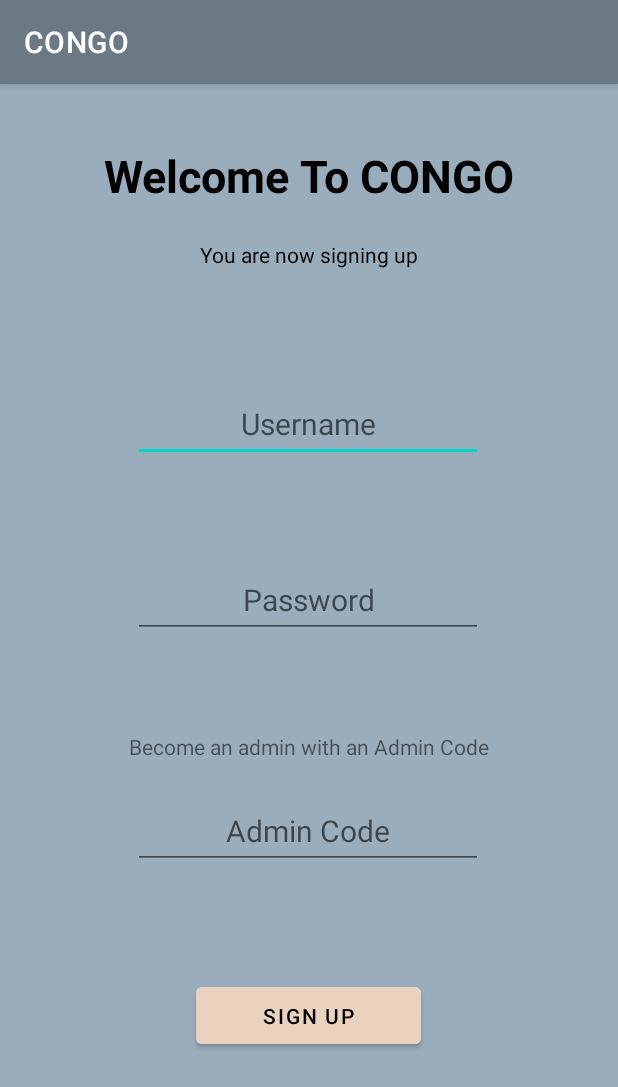
After one commit to Jor-Moreno/Project2, an Android app: the SignupActivity screen opened directly, with no data from a screen before it, on a phone screen of 412 x 824 dp. The commit adds this screen. Shown: the top 1087 px of the screen. Run offline under Robolectric (Android 15) with nearby library versions, the phone set to English and light mode, and no system bars; our stand-ins replace Room's generated code.

Commit message:
Signup now works

```diff
--- a/app/src/main/AndroidManifest.xml
+++ b/app/src/main/AndroidManifest.xml
@@ -12,8 +12,11 @@
         android:theme="@style/Theme.Project2"
         tools:targetApi="31">
         <activity
+            android:name=".SignupActivity"
+            android:exported="false" />
+        <activity
             android:name=".LoginActivity"
-            android:exported="false"/>
+            android:exported="false" />
         <activity
             android:name=".SearchActivity"
             android:exported="false" />
@@ -25,6 +28,7 @@
             android:exported="true">
             <intent-filter>
                 <action android:name="android.intent.action.MAIN" />
+
                 <category android:name="android.intent.category.LAUNCHER" />
             </intent-filter>
         </activity>
--- a/app/src/main/java/com/jmoreno/project2/LandingPageActivity.java
+++ b/app/src/main/java/com/jmoreno/project2/LandingPageActivity.java
@@ -34,6 +34,7 @@ public class LandingPageActivity extends AppCompatActivity {
 
     Button mAddRemoveButton;
     Button mSignOutButton;
+    Button mNewOrderButton;
 
     TextView mWelcome;
     TextView mInfoText;
@@ -56,10 +57,11 @@ public class LandingPageActivity extends AppCompatActivity {
         mAddRemoveButton = findViewById(R.id.add_remove_button);
         mInfoText = bindingLanding.infoTextView;
         mSignOutButton = bindingLanding.logoutButton;
+        mNewOrderButton = bindingLanding.newOrdersButton;
 
 
         getDatabase();
-        checkForUser();
+//        checkForUser();
         addUserToPref(mUserId);
         loginUser(mUserId);
 
@@ -79,6 +81,15 @@ public class LandingPageActivity extends AppCompatActivity {
             @Override
             public void onClick(View view) {
                 logoutUser();
+            }
+        });
+
+        mNewOrderButton.setOnClickListener(new View.OnClickListener() {
+            @Override
+            public void onClick(View view) {
+                Intent intent = new Intent(SearchActivity.intentFactory(getApplicationContext(), mUserId));
+                startActivity(intent);
+                finish();
             }
         });
 
--- a/app/src/main/java/com/jmoreno/project2/LoginActivity.java
+++ b/app/src/main/java/com/jmoreno/project2/LoginActivity.java
@@ -59,7 +59,7 @@ public class LoginActivity extends AppCompatActivity {
 
     }
 
-    public static Intent getIntent(Context packageContext){
+    public static Intent intentFactory(Context packageContext){
         Intent intent = new Intent(packageContext, LoginActivity.class);
         return intent;
     }
@@ -80,6 +80,7 @@ public class LoginActivity extends AppCompatActivity {
                     } else {
                         Intent intent = LandingPageActivity.intentFactory(getApplicationContext(), mUser.getUserid());
                         startActivity(intent);
+                        finish();
                     }
                 }
             }
--- a/app/src/main/java/com/jmoreno/project2/MainActivity.java
+++ b/app/src/main/java/com/jmoreno/project2/MainActivity.java
@@ -29,13 +29,23 @@ public class MainActivity extends AppCompatActivity {
         setContentView(view);
 
         loginButton = binding.loginButton;
+        signupButton = binding.signupButton;
 
 
 
         loginButton.setOnClickListener(new View.OnClickListener() {
             @Override
             public void onClick(View view) {
-                Intent intent = LoginActivity.getIntent(getApplicationContext());
+                Intent intent = LoginActivity.intentFactory(getApplicationContext());
+                startActivity(intent);
+                finish();
+            }
+        });
+
+        signupButton.setOnClickListener(new View.OnClickListener() {
+            @Override
+            public void onClick(View view) {
+                Intent intent = SignupActivity.intentFactory(getApplicationContext());
                 startActivity(intent);
                 finish();
             }
--- a/app/src/main/java/com/jmoreno/project2/SearchActivity.java
+++ b/app/src/main/java/com/jmoreno/project2/SearchActivity.java
@@ -2,13 +2,26 @@ package com.jmoreno.project2;
 
 import androidx.appcompat.app.AppCompatActivity;
 
+import android.content.Context;
+import android.content.Intent;
 import android.os.Bundle;
 
 public class SearchActivity extends AppCompatActivity {
+
+    private static final String USER_ID_KEY = "com.jmoreno.project2.userIdKey";
+    private static final String PREFERENCE_KEY = "com.jmoreno.project2.PREFERENCES_KEY";
+
 
     @Override
     protected void onCreate(Bundle savedInstanceState) {
         super.onCreate(savedInstanceState);
         setContentView(R.layout.activity_search);
     }
+
+    public static Intent intentFactory(Context context, int userId){
+        Intent intent = new Intent(context, SearchActivity.class);
+        intent.putExtra(USER_ID_KEY, userId);
+        return intent;
+    }
+
 }
--- /dev/null
+++ b/app/src/main/java/com/jmoreno/project2/SignupActivity.java
@@ -0,0 +1,114 @@
+package com.jmoreno.project2;
+
+import androidx.appcompat.app.AppCompatActivity;
+import androidx.room.Room;
+
+import android.content.Context;
+import android.content.Intent;
+import android.content.SharedPreferences;
+import android.os.Bundle;
+import android.view.View;
+import android.widget.Button;
+import android.widget.EditText;
+import android.widget.Toast;
+
+import com.google.android.material.tabs.TabLayout;
+import com.jmoreno.project2.databinding.ActivityMainBinding;
+import com.jmoreno.project2.databinding.ActivitySignupBinding;
+import com.jmoreno.project2.db.AppDataBase;
+import com.jmoreno.project2.db.CongoDAO;
+
+public class SignupActivity extends AppCompatActivity {
+
+    ActivitySignupBinding binding;
+
+    private EditText mUsername;
+    private EditText mPassword;
+    private EditText mAdminCode;
+
+    private String mUsernameStr;
+    private String mPasswordStr;
+    private String mAdminCodeStr;
+
+    private CongoDAO mCongoDAO;
+
+    private User mUser;
+    private int mUserId = -1;
+
+    private Button mSignupButton;
+
+    @Override
+    protected void onCreate(Bundle savedInstanceState) {
+        super.onCreate(savedInstanceState);
+        setContentView(R.layout.activity_signup);
+
+        binding = ActivitySignupBinding.inflate(getLayoutInflater());
+        View view = binding.getRoot();
+        setContentView(view);
+
+        mUsername = binding.usernameInput2;
+        mPassword = binding.passwordInput2;
+        mAdminCode = binding.adminInput2;
+        mSignupButton = binding.signupButton2;
+
+        getValuesFromDisplay();
+        getDatabase();
+
+        mSignupButton.setOnClickListener(new View.OnClickListener() {
+            @Override
+            public void onClick(View view) {
+                getValuesFromDisplay();
+                if(checkForUserInDatabase()){
+                    createUser();
+                    Toast.makeText(SignupActivity.this, "Created User", Toast.LENGTH_SHORT).show();
+                    Intent intent = LoginActivity.intentFactory(getApplicationContext());
+                    startActivity(intent);
+                    finish();
+                }
+            }
+        });
+
+    }
+
+    private void createUser() {
+        if(!checkForUserInDatabase()){
+            Toast.makeText(this, "Already a user, Try different Password", Toast.LENGTH_SHORT).show();
+            return;
+        }
+        int clearance = 0;
+        if(mAdminCodeStr.equals("123") || mAdminCodeStr.equals("admin") || mAdminCodeStr.equals("secret") || mAdminCodeStr.equals("android")){
+            clearance = 1;
+        }
+        User newUser = new User(mUsernameStr, mPasswordStr, clearance);
+        mCongoDAO.insert(newUser);
+        mUser = newUser;
+    }
+
+    public static Intent intentFactory(Context packageContext){
+        Intent intent = new Intent(packageContext, SignupActivity.class);
+        return intent;
+    }
+
+    private void getValuesFromDisplay(){
+        mUsernameStr = mUsername.getText().toString();
+        mPasswordStr = mPassword.getText().toString();
+        mAdminCodeStr = mAdminCode.getText().toString();
+    }
+
+    private void getDatabase(){
+        mCongoDAO = Room.databaseBuilder(this, AppDataBase.class, AppDataBase.DATABASE_NAME)
+                .allowMainThreadQueries()
+                .build().getCongoDAO();
+    }
+
+    private boolean checkForUserInDatabase(){
+        mUser = mCongoDAO.getUserByUsername(mUsernameStr);
+        if(mUser == null){
+            Toast.makeText(this, "Creating Account" + mUsernameStr, Toast.LENGTH_SHORT).show();
+            return true;
+        }
+        Toast.makeText(this, "Already a User", Toast.LENGTH_SHORT).show();
+        return false;
+    }
+
+}
--- /dev/null
+++ b/app/src/main/res/layout/activity_signup.xml
@@ -0,0 +1,113 @@
+<?xml version="1.0" encoding="utf-8"?>
+<androidx.constraintlayout.widget.ConstraintLayout xmlns:android="http://schemas.android.com/apk/res/android"
+    xmlns:app="http://schemas.android.com/apk/res-auto"
+    xmlns:tools="http://schemas.android.com/tools"
+    android:layout_width="match_parent"
+    android:layout_height="match_parent"
+    android:background="@color/blue"
+    tools:context=".SignupActivity">
+
+    <TextView
+        android:id="@+id/textView"
+        android:layout_width="wrap_content"
+        android:layout_height="wrap_content"
+        android:text="@string/welcome_to_congoText"
+        android:textSize="30dp"
+        android:textStyle="bold"
+        android:textColor="@color/black"
+        app:layout_constraintBottom_toBottomOf="parent"
+        app:layout_constraintEnd_toEndOf="parent"
+        app:layout_constraintHorizontal_bias="0.498"
+        app:layout_constraintStart_toStartOf="parent"
+        app:layout_constraintTop_toTopOf="parent"
+        app:layout_constraintVertical_bias="0.056" />
+
+    <TextView
+        android:id="@+id/textView5"
+        android:layout_width="wrap_content"
+        android:layout_height="wrap_content"
+        android:text="You are now signing up"
+        android:textColor="@color/black"
+        app:layout_constraintBottom_toBottomOf="parent"
+        app:layout_constraintEnd_toEndOf="parent"
+        app:layout_constraintStart_toStartOf="parent"
+        app:layout_constraintTop_toTopOf="parent"
+        app:layout_constraintVertical_bias="0.139" />
+
+    <EditText
+        android:id="@+id/username_input2"
+        android:layout_width="wrap_content"
+        android:layout_height="50dp"
+        android:ems="10"
+        android:gravity="center"
+        android:hint="@string/username_input"
+        android:textColorHighlight="#F8F5F5"
+        android:textColorLink="#FFFFFF"
+        android:textSize="20sp"
+        app:layout_constraintBottom_toBottomOf="parent"
+        app:layout_constraintEnd_toEndOf="parent"
+        app:layout_constraintHorizontal_bias="0.497"
+        app:layout_constraintStart_toStartOf="parent"
+        app:layout_constraintTop_toTopOf="parent"
+        app:layout_constraintVertical_bias="0.281" />
+
+    <EditText
+        android:id="@+id/password_input2"
+        android:layout_width="wrap_content"
+        android:layout_height="50dp"
+        android:ems="10"
+        android:gravity="center"
+        android:hint="@string/password_input"
+        android:textColorHighlight="#F8F5F5"
+        android:textColorLink="#FFFFFF"
+        android:textSize="20sp"
+        app:layout_constraintBottom_toBottomOf="parent"
+        app:layout_constraintEnd_toEndOf="parent"
+        app:layout_constraintHorizontal_bias="0.497"
+        app:layout_constraintStart_toStartOf="parent"
+        app:layout_constraintTop_toBottomOf="@+id/username_input2"
+        app:layout_constraintVertical_bias="0.145" />
+
+    <EditText
+        android:id="@+id/admin_input2"
+        android:layout_width="wrap_content"
+        android:layout_height="50dp"
+        android:ems="10"
+        android:gravity="center"
+        android:hint="Admin Code"
+        android:textColorHighlight="#F8F5F5"
+        android:textColorLink="#FFFFFF"
+        android:textSize="20sp"
+        app:layout_constraintBottom_toBottomOf="parent"
+        app:layout_constraintEnd_toEndOf="parent"
+        app:layout_constraintHorizontal_bias="0.497"
+        app:layout_constraintStart_toStartOf="parent"
+        app:layout_constraintTop_toTopOf="parent"
+        app:layout_constraintVertical_bias="0.659" />
+
+    <TextView
+        android:id="@+id/textView9"
+        android:layout_width="wrap_content"
+        android:layout_height="wrap_content"
+        android:text="Become an admin with an Admin Code"
+        app:layout_constraintBottom_toBottomOf="parent"
+        app:layout_constraintEnd_toEndOf="parent"
+        app:layout_constraintStart_toStartOf="parent"
+        app:layout_constraintTop_toTopOf="parent"
+        app:layout_constraintVertical_bias="0.577" />
+
+    <Button
+        android:id="@+id/signup_button2"
+        android:layout_width="150sp"
+        android:layout_height="50sp"
+        android:text="Sign Up"
+        android:backgroundTint="@color/peach"
+        android:textColor="@color/black"
+        app:layout_constraintBottom_toBottomOf="parent"
+        app:layout_constraintEnd_toEndOf="parent"
+        app:layout_constraintHorizontal_bias="0.498"
+        app:layout_constraintStart_toStartOf="parent"
+        app:layout_constraintTop_toTopOf="parent"
+        app:layout_constraintVertical_bias="0.83" />
+
+</androidx.constraintlayout.widget.ConstraintLayout>
```
